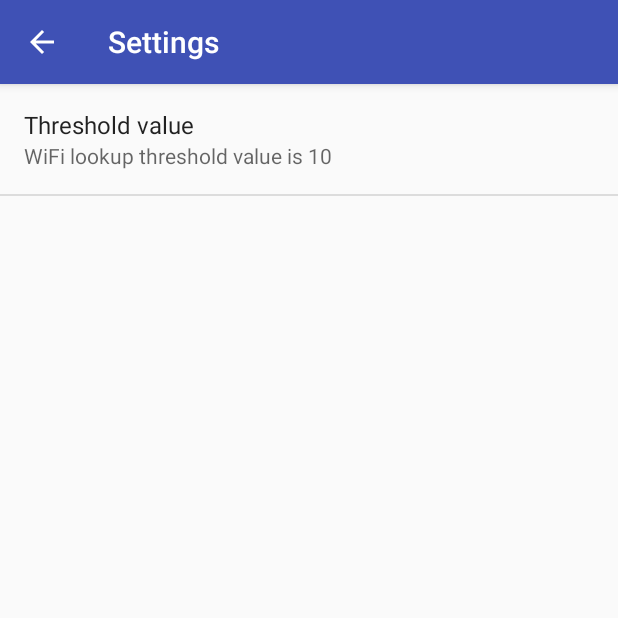
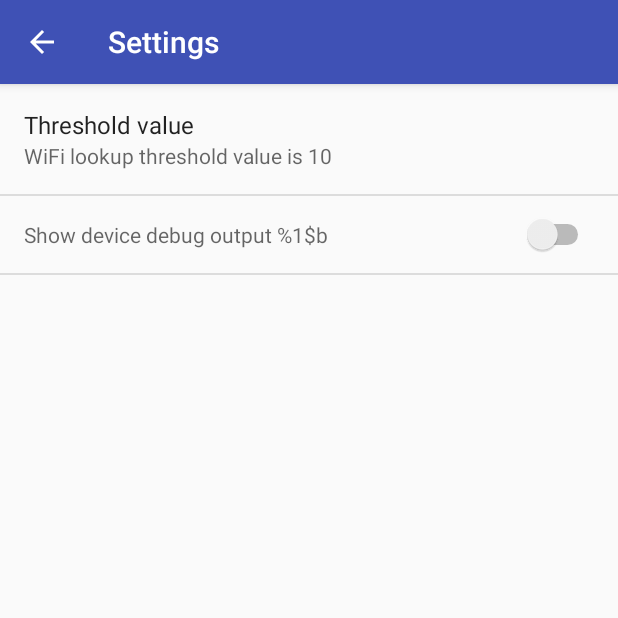
Before and after one commit to xnzr/xnzr.wifi.review, an Android app: the SettingsActivity screen opened directly, with no data from a screen before it, on a phone screen of 412 x 824 dp, the top half of it. Run offline under Robolectric (Android 15) with nearby library versions, the phone set to English and light mode, and no system bars.

Commit message:
trying to add new option

```diff
--- a/app/src/main/res/layout/activity_settings.xml
+++ b/app/src/main/res/layout/activity_settings.xml
@@ -6,7 +6,7 @@
    android:layout_width="match_parent"
    android:layout_height="match_parent"
    android:fitsSystemWindows="true"
-   tools:context="com.deitel.flagquiz.SettingsActivity">
+   tools:context="com.airtago.xnzrw24breview.SettingsActivity">
 
    <android.support.design.widget.AppBarLayout
       android:layout_height="wrap_content"
--- a/app/src/main/res/values/strings.xml
+++ b/app/src/main/res/values/strings.xml
@@ -9,4 +9,5 @@
     <string name="settings_threshold_unit">dB</string>
     <string name="settings_threshold_summary">WiFi lookup threshold value is %1$d</string>
     <string name="title_activity_settings">Settings</string>
+    <string name="settings_show_debug_log_summary">Show device debug output %1$b</string>
 </resources>
--- a/app/src/main/res/xml/preferences.xml
+++ b/app/src/main/res/xml/preferences.xml
@@ -10,4 +10,10 @@
         android:text="@string/settings_threshold_unit"
         android:title="@string/settings_threshold_title" />
 
+    <SwitchPreference
+        android:defaultValue="false"
+        android:key="SHOW_DEBUG_LOG"
+        android:summary="@string/settings_show_debug_log_summary"
+        />
+
 </PreferenceScreen>
```
